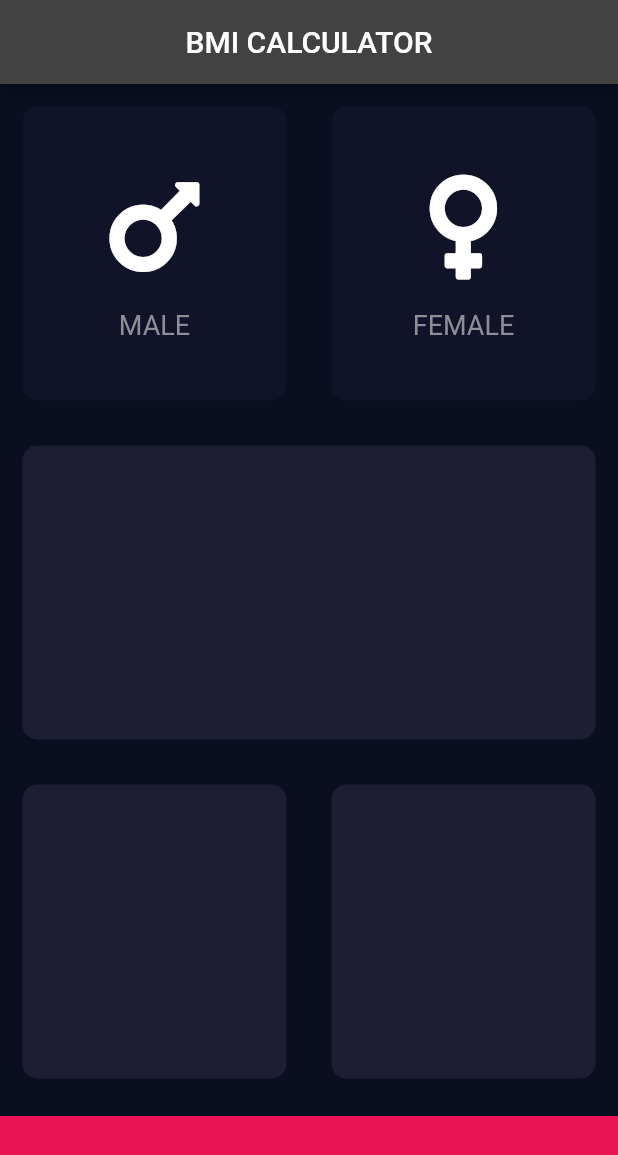
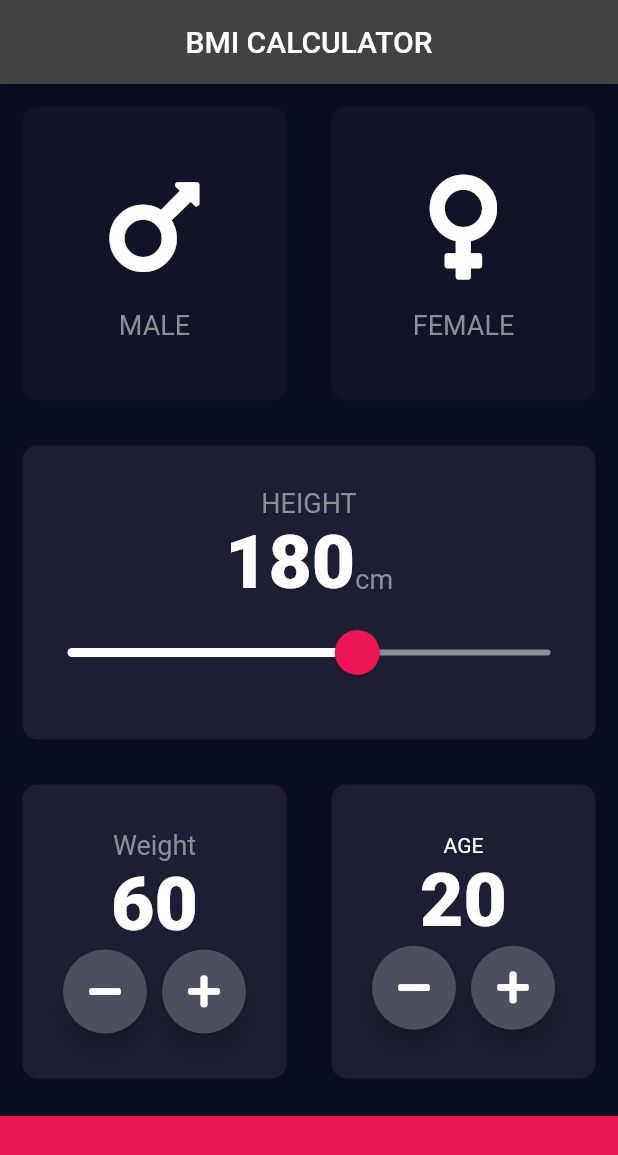
Before and after one commit to kish-git/bmi-calculator-flutter, a Flutter app: the screen it shows after launch, on a phone screen of 412 x 824 dp. Shown: the top 1155 px of the screen. Run offline on Flutter 3.47's test engine with Material 2 defaults, Android fonts, the phone set to English and light mode, and no system bars; our stand-ins replace font_awesome_flutter.

Commit message:
Created CustomButtons by using RawMaterialButton()

```diff
--- a/lib/input_page.dart
+++ b/lib/input_page.dart
@@ -1,13 +1,9 @@
 import 'package:flutter/material.dart';
 import 'package:font_awesome_flutter/font_awesome_flutter.dart';
 
+import 'constants.dart';
 import 'icon_content.dart';
 import 'reusable_card.dart';
-
-const bottomContainerHeight = 80.0;
-const activeCardColor = Color(0xFF1D1E33);
-const inactiveCardColor = Color(0xFF111328);
-const bottomContainerColor = Color(0xFFEB1555);
 
 enum Gender { male, female }
 
@@ -18,6 +14,9 @@ class InputPage extends StatefulWidget {
 
 class _InputPageState extends State<InputPage> {
   Gender selectedGender;
+  int height = 180;
+  int weight = 60;
+  int age = 20;
 
   @override
   Widget build(BuildContext context) {
@@ -28,74 +27,199 @@ class _InputPageState extends State<InputPage> {
         ),
         body: SafeArea(
           child: Column(
+            crossAxisAlignment: CrossAxisAlignment.stretch,
             children: [
               Expanded(
                   child: Row(
                 children: [
                   Expanded(
-                    child: GestureDetector(
-                      onTap: () {
+                    child: ReusableContainer(
+                        onPress: () {
                           setState(() {
                             selectedGender = Gender.male;
                           });
                         },
-                      child: ReusableContainer(
                         colour: selectedGender == Gender.male
-                              ? activeCardColor
-                              : inactiveCardColor,
+                            ? kActiveCardColor
+                            : kInactiveCardColor,
                         cardChild: IconContent(
                           icon: FontAwesomeIcons.mars,
                           label: "MALE",
                         )),
                   ),
-                  ),
                   Expanded(
-                    child: GestureDetector(
-                      onTap: () {
+                    child: ReusableContainer(
+                        onPress: () {
                           setState(() {
                             selectedGender = Gender.female;
                           });
                         },
-                      child: ReusableContainer(
                         colour: selectedGender == Gender.female
-                              ? activeCardColor
-                              : inactiveCardColor,
+                            ? kActiveCardColor
+                            : kInactiveCardColor,
                         cardChild: IconContent(
                           icon: FontAwesomeIcons.venus,
                           label: "FEMALE",
                         )),
                   ),
-                  ),
                 ],
               )),
               Expanded(
                   child: ReusableContainer(
-                  colour: activeCardColor,
+                colour: kActiveCardColor,
+                cardChild: Column(
+                  mainAxisAlignment: MainAxisAlignment.center,
+                  children: [
+                    Text(
+                      'HEIGHT',
+                      style: kLabelTextStyle,
                     ),
+                    Row(
+                      mainAxisAlignment: MainAxisAlignment.center,
+                      crossAxisAlignment: CrossAxisAlignment.baseline,
+                      textBaseline: TextBaseline.alphabetic,
+                      children: [
+                        Text(
+                          height.toString(),
+                          style: kNumberTextStyle,
                         ),
+                        Text(
+                          'cm',
+                          style: kLabelTextStyle,
+                        )
+                      ],
+                    ),
+                    SliderTheme(
+                        data: SliderTheme.of(context).copyWith(
+                          activeTrackColor: kSliderActiveTrackColour,
+                          thumbColor: kSliderActiveColour,
+                          overlayColor: kOverlayColour,
+                          thumbShape:
+                              RoundSliderThumbShape(enabledThumbRadius: 15.0),
+                          overlayShape:
+                              RoundSliderOverlayShape(overlayRadius: 30.0),
+                        ),
+                        child: Slider(
+                          value: height.toDouble(),
+                          min: 120.0,
+                          max: 220.0,
+                          inactiveColor: kSliderInactiveColour,
+                          onChanged: (double newValue) {
+                            setState(() {
+                              height = newValue.round();
+                            });
+                          },
+                        ))
+                  ],
+                ),
+              )),
               Expanded(
                   child: Row(
                 children: [
                   Expanded(
                     child: ReusableContainer(
-                      colour: activeCardColor,
+                        colour: kActiveCardColor,
+                        cardChild: Column(
+                          mainAxisAlignment: MainAxisAlignment.center,
+                          children: [
+                            Text('Weight', style: kLabelTextStyle),
+                            Text(
+                              weight.toString(),
+                              style: kNumberTextStyle,
                             ),
+                            Row(
+                              mainAxisAlignment: MainAxisAlignment.center,
+                              children: [
+                                RoundIconButton(
+                                  icon: FontAwesomeIcons.minus,
+                                  onPressed: () {
+                                    setState(() {
+                                      weight--;
+                                    });
+                                  },
+                                ),
+                                SizedBox(width: 10.0),
+                                RoundIconButton(
+                                  icon: FontAwesomeIcons.plus,
+                                  onPressed: () {
+                                    setState(() {
+                                      weight++;
+                                    });
+                                  },
+                                ),
+                              ],
+                            ),
+                          ],
+                        )),
                   ),
                   Expanded(
                     child: ReusableContainer(
-                      colour: activeCardColor,
+                      colour: kActiveCardColor,
+                      cardChild: Column(
+                        mainAxisAlignment: MainAxisAlignment.center,
+                        children: [
+                          Text('AGE'),
+                          Text(
+                            age.toString(),
+                            style: kNumberTextStyle,
+                          ),
+                          Row(
+                            mainAxisAlignment: MainAxisAlignment.center,
+                            children: [
+                              RoundIconButton(
+                                icon: FontAwesomeIcons.minus,
+                                onPressed: () {
+                                  setState(() {
+                                    age--;
+                                  });
+                                },
+                              ),
+                              SizedBox(width: 10.0),
+                              RoundIconButton(
+                                icon: FontAwesomeIcons.plus,
+                                onPressed: () {
+                                  setState(() {
+                                    age++;
+                                  });
+                                },
+                              )
+                            ],
+                          )
+                        ],
+                      ),
                     ),
                   ),
                 ],
               )),
               Container(
-                color: bottomContainerColor,
+                color: kBottomContainerColor,
                 margin: EdgeInsets.only(top: 10.0),
                 width: double.infinity,
-                height: bottomContainerHeight,
+                height: kBottomContainerHeight,
               )
             ],
           ),
         ));
   }
 }
+
+class RoundIconButton extends StatelessWidget {
+  RoundIconButton({this.icon, this.onPressed});
+  final IconData icon;
+  final Function onPressed;
+
+  @override
+  Widget build(BuildContext context) {
+    return RawMaterialButton(
+      onPressed: onPressed,
+      child: Icon(icon),
+      constraints: BoxConstraints.tightFor(
+        width: 56.0,
+        height: 56.0,
+      ),
+      elevation: 6.0,
+      shape: CircleBorder(),
+      fillColor: Color(0xFF4C4F5E),
+    );
+  }
+}
```
Lines whose indentation alone changed are shown as unchanged.
